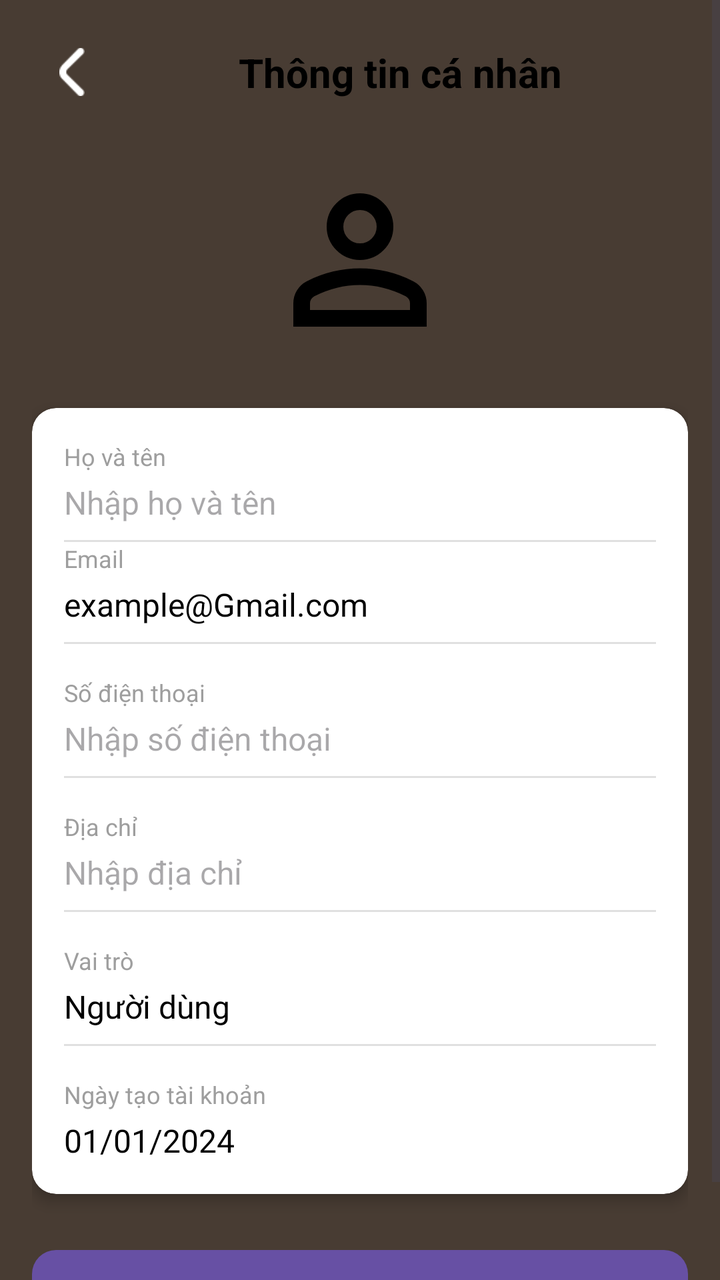
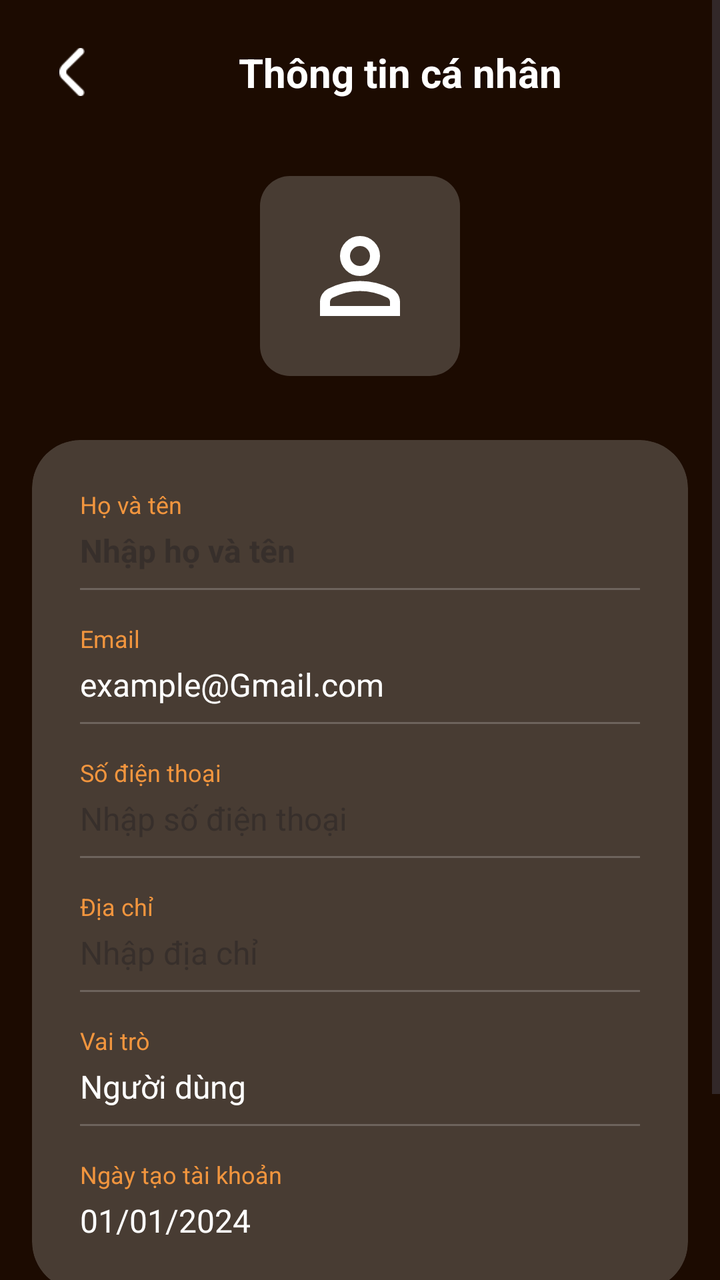

Before-and-after screenshots of an Android layout around one commit, followed by the original layout XML and the change that was made.
<!-- AndroidManifest.xml: application theme Theme.TTLTMobile -->
<!-- res/layout/activity_personal_info.xml -->
<?xml version="1.0" encoding="utf-8"?>
<ScrollView xmlns:android="http://schemas.android.com/apk/res/android"
    xmlns:app="http://schemas.android.com/apk/res-auto"
    xmlns:tools="http://schemas.android.com/tools"
    android:layout_width="match_parent"
    android:layout_height="match_parent"
    android:background="@color/white"
    android:fillViewport="true">

    <androidx.constraintlayout.widget.ConstraintLayout
        android:layout_width="match_parent"
        android:layout_height="wrap_content"
        android:background="@color/brown"
        android:padding="16dp">

        
        <ImageView
            android:id="@+id/btnBack"
            android:layout_width="40dp"
            android:layout_height="40dp"
            android:padding="8dp"
            android:src="@drawable/back"
            android:contentDescription="@string/back"
            app:layout_constraintStart_toStartOf="parent"
            app:layout_constraintTop_toTopOf="parent" />

        <TextView
            android:id="@+id/tvTitle"
            android:layout_width="0dp"
            android:layout_height="wrap_content"
            android:text="Thông tin cá nhân"
            android:textSize="20sp"
            android:textStyle="bold"
            android:textColor="@color/black"
            android:gravity="center"
            app:layout_constraintStart_toEndOf="@id/btnBack"
            app:layout_constraintEnd_toEndOf="parent"
            app:layout_constraintTop_toTopOf="@id/btnBack"
            app:layout_constraintBottom_toBottomOf="@id/btnBack" />

        
        <ImageView
            android:id="@+id/ivProfilePicture"
            android:layout_width="100dp"
            android:layout_height="100dp"
            android:layout_marginTop="24dp"
            android:src="@drawable/ic_person"
            android:contentDescription="Profile picture"
            app:layout_constraintTop_toBottomOf="@id/btnBack"
            app:layout_constraintStart_toStartOf="parent"
            app:layout_constraintEnd_toEndOf="parent" />

        
        <androidx.cardview.widget.CardView
            android:id="@+id/cardInfo"
            android:layout_width="0dp"
            android:layout_height="wrap_content"
            android:layout_marginTop="24dp"
            app:cardCornerRadius="12dp"
            app:cardElevation="4dp"
            app:layout_constraintTop_toBottomOf="@id/ivProfilePicture"
            app:layout_constraintStart_toStartOf="parent"
            app:layout_constraintEnd_toEndOf="parent">

            <LinearLayout
                android:layout_width="match_parent"
                android:layout_height="wrap_content"
                android:orientation="vertical"
                android:padding="16dp">

                
                <TextView
                    android:layout_width="wrap_content"
                    android:layout_height="wrap_content"
                    android:text="Họ và tên"
                    android:textSize="12sp"
                    android:textColor="@color/grey" />

                <EditText
                    android:id="@+id/edtFullName"
                    android:layout_width="match_parent"
                    android:layout_height="wrap_content"
                    android:layout_marginTop="4dp"
                    android:background="@android:color/transparent"
                    android:enabled="false"
                    android:hint="Nhập họ và tên"
                    android:textSize="16sp"
                    android:textColor="@color/black"
                    android:inputType="textPersonName"
                    android:importantForAutofill="no" />

                <View
                    android:layout_width="match_parent"
                    android:layout_height="1dp"
                    android:layout_marginTop="8dp"
                    android:background="@color/lightGrey" />

                
                <TextView
                    android:layout_width="wrap_content"
                    android:layout_height="wrap_content"
                    android:text="Email"
                    android:textSize="12sp"
                    android:textColor="@color/grey" />

                <TextView
                    android:id="@+id/tvEmail"
                    android:layout_width="match_parent"
                    android:layout_height="wrap_content"
                    android:layout_marginTop="4dp"
                    android:text="example@Gmail.com"
                    android:textSize="16sp"
                    android:textColor="@color/black" />

                <View
                    android:layout_width="match_parent"
                    android:layout_height="1dp"
                    android:layout_marginTop="8dp"
                    android:background="@color/lightGrey" />

                
                <TextView
                    android:layout_width="wrap_content"
                    android:layout_height="wrap_content"
                    android:layout_marginTop="16dp"
                    android:text="Số điện thoại"
                    android:textSize="12sp"
                    android:textColor="@color/grey" />

                <EditText
                    android:id="@+id/edtPhoneNumber"
                    android:layout_width="match_parent"
                    android:layout_height="wrap_content"
                    android:layout_marginTop="4dp"
                    android:background="@android:color/transparent"
                    android:enabled="false"
                    android:hint="Nhập số điện thoại"
                    android:textSize="16sp"
                    android:textColor="@color/black"
                    android:inputType="textPersonName"
                    android:importantForAutofill="no" />

                <View
                    android:layout_width="match_parent"
                    android:layout_height="1dp"
                    android:layout_marginTop="8dp"
                    android:background="@color/lightGrey" />

                
                <TextView
                    android:layout_width="wrap_content"
                    android:layout_height="wrap_content"
                    android:layout_marginTop="16dp"
                    android:text="Địa chỉ"
                    android:textSize="12sp"
                    android:textColor="@color/grey" />

                <EditText
                    android:id="@+id/edtAddress"
                    android:layout_width="match_parent"
                    android:layout_height="wrap_content"
                    android:layout_marginTop="4dp"
                    android:background="@android:color/transparent"
                    android:enabled="false"
                    android:hint="Nhập địa chỉ"
                    android:textSize="16sp"
                    android:textColor="@color/black"
                    android:inputType="textPersonName"
                    android:importantForAutofill="no" />

                <View
                    android:layout_width="match_parent"
                    android:layout_height="1dp"
                    android:layout_marginTop="8dp"
                    android:background="@color/lightGrey" />

                
                <TextView
                    android:layout_width="wrap_content"
                    android:layout_height="wrap_content"
                    android:layout_marginTop="16dp"
                    android:text="Vai trò"
                    android:textSize="12sp"
                    android:textColor="@color/grey" />

                <TextView
                    android:id="@+id/tvRole"
                    android:layout_width="match_parent"
                    android:layout_height="wrap_content"
                    android:layout_marginTop="4dp"
                    android:text="Người dùng"
                    android:textSize="16sp"
                    android:textColor="@color/black" />

                <View
                    android:layout_width="match_parent"
                    android:layout_height="1dp"
                    android:layout_marginTop="8dp"
                    android:background="@color/lightGrey" />

                
                <TextView
                    android:layout_width="wrap_content"
                    android:layout_height="wrap_content"
                    android:layout_marginTop="16dp"
                    android:text="Ngày tạo tài khoản"
                    android:textSize="12sp"
                    android:textColor="@color/grey" />

                <TextView
                    android:id="@+id/tvCreatedAt"
                    android:layout_width="match_parent"
                    android:layout_height="wrap_content"
                    android:layout_marginTop="4dp"
                    android:text="01/01/2024"
                    android:textSize="16sp"
                    android:textColor="@color/black" />

            </LinearLayout>

        </androidx.cardview.widget.CardView>

        
        <com.google.android.material.button.MaterialButton
            android:id="@+id/btnEditSave"
            android:layout_width="0dp"
            android:layout_height="56dp"
            android:layout_marginTop="24dp"
            android:text="Chỉnh sửa"
            android:textSize="16sp"
            android:textStyle="bold"
            app:cornerRadius="12dp"
            app:layout_constraintTop_toBottomOf="@id/cardInfo"
            app:layout_constraintStart_toStartOf="parent"
            app:layout_constraintEnd_toEndOf="parent" />

    </androidx.constraintlayout.widget.ConstraintLayout>

</ScrollView>
<!-- resources referenced by this layout -->
<resources>
  <color name="black">#FF000000</color>
  <color name="brown">#483c33</color>
  <color name="grey">#9E9E9E</color>
  <color name="lightGrey">#E0E0E0</color>
  <color name="white">#FFFFFFFF</color>
  <!-- drawable back: png bitmap (drawable-hdpi, 258 bytes) -->
  <!-- drawable ic_person (drawable) -->
  <vector xmlns:android="http://schemas.android.com/apk/res/android"
      android:width="24dp"
      android:height="24dp"
      android:viewportWidth="960"
      android:viewportHeight="960">
    <path
        android:pathData="M480,480q-66,0 -113,-47t-47,-113q0,-66 47,-113t113,-47q66,0 113,47t47,113q0,66 -47,113t-113,47ZM160,800v-112q0,-34 17.5,-62.5T224,582q62,-31 126,-46.5T480,520q66,0 130,15.5T736,582q29,15 46.5,43.5T800,688v112L160,800ZM240,720h480v-32q0,-11 -5.5,-20T700,654q-54,-27 -109,-40.5T480,600q-56,0 -111,13.5T260,654q-9,5 -14.5,14t-5.5,20v32ZM480,400q33,0 56.5,-23.5T560,320q0,-33 -23.5,-56.5T480,240q-33,0 -56.5,23.5T400,320q0,33 23.5,56.5T480,400ZM480,320ZM480,720Z"
        android:fillColor="#000000"/>
  </vector>
  <string name="back">Back</string>
  <style name="Theme.TTLTMobile" parent="Base.Theme.TTLTMobile" />
  <style name="Base.Theme.TTLTMobile" parent="Theme.Material3.DayNight.NoActionBar">
          
          
      </style>
</resources>

<!-- the commit's change to res/layout/activity_personal_info.xml (unified diff, before → after) -->
@@ -4,16 +4,14 @@
     xmlns:tools="http://schemas.android.com/tools"
     android:layout_width="match_parent"
     android:layout_height="match_parent"
-    android:background="@color/white"
+    android:background="@color/darkBrown"
     android:fillViewport="true">
 
     <androidx.constraintlayout.widget.ConstraintLayout
         android:layout_width="match_parent"
         android:layout_height="wrap_content"
-        android:background="@color/brown"
         android:padding="16dp">
 
-        
         <ImageView
             android:id="@+id/btnBack"
             android:layout_width="40dp"
@@ -21,6 +19,7 @@
             android:padding="8dp"
             android:src="@drawable/back"
             android:contentDescription="@string/back"
+            app:tint="@color/white"
             app:layout_constraintStart_toStartOf="parent"
             app:layout_constraintTop_toTopOf="parent" />
 
@@ -31,33 +30,35 @@
             android:text="Thông tin cá nhân"
             android:textSize="20sp"
             android:textStyle="bold"
-            android:textColor="@color/black"
+            android:textColor="@color/white"
             android:gravity="center"
             app:layout_constraintStart_toEndOf="@id/btnBack"
             app:layout_constraintEnd_toEndOf="parent"
             app:layout_constraintTop_toTopOf="@id/btnBack"
             app:layout_constraintBottom_toBottomOf="@id/btnBack" />
 
-        
         <ImageView
             android:id="@+id/ivProfilePicture"
             android:layout_width="100dp"
             android:layout_height="100dp"
-            android:layout_marginTop="24dp"
+            android:layout_marginTop="32dp"
             android:src="@drawable/ic_person"
+            android:background="@drawable/brown_bg"
+            android:padding="20dp"
+            app:tint="@color/white"
             android:contentDescription="Profile picture"
             app:layout_constraintTop_toBottomOf="@id/btnBack"
             app:layout_constraintStart_toStartOf="parent"
             app:layout_constraintEnd_toEndOf="parent" />
 
-        
         <androidx.cardview.widget.CardView
             android:id="@+id/cardInfo"
             android:layout_width="0dp"
             android:layout_height="wrap_content"
-            android:layout_marginTop="24dp"
-            app:cardCornerRadius="12dp"
-            app:cardElevation="4dp"
+            android:layout_marginTop="32dp"
+            app:cardBackgroundColor="@color/brown"
+            app:cardCornerRadius="24dp"
+            app:cardElevation="0dp"
             app:layout_constraintTop_toBottomOf="@id/ivProfilePicture"
             app:layout_constraintStart_toStartOf="parent"
             app:layout_constraintEnd_toEndOf="parent">
@@ -66,15 +67,14 @@
                 android:layout_width="match_parent"
                 android:layout_height="wrap_content"
                 android:orientation="vertical"
-                android:padding="16dp">
-
-                
+                android:padding="24dp">
+
                 <TextView
                     android:layout_width="wrap_content"
                     android:layout_height="wrap_content"
                     android:text="Họ và tên"
                     android:textSize="12sp"
-                    android:textColor="@color/grey" />
+                    android:textColor="@color/orange" />
 
                 <EditText
                     android:id="@+id/edtFullName"
@@ -84,8 +84,10 @@
                     android:background="@android:color/transparent"
                     android:enabled="false"
                     android:hint="Nhập họ và tên"
-                    android:textSize="16sp"
-                    android:textColor="@color/black"
+                    android:hintTextColor="@color/grey"
+                    android:textSize="16sp"
+                    android:textStyle="bold"
+                    android:textColor="@color/white"
                     android:inputType="textPersonName"
                     android:importantForAutofill="no" />
 
@@ -93,15 +95,15 @@
                     android:layout_width="match_parent"
                     android:layout_height="1dp"
                     android:layout_marginTop="8dp"
-                    android:background="@color/lightGrey" />
-
-                
-                <TextView
-                    android:layout_width="wrap_content"
-                    android:layout_height="wrap_content"
+                    android:background="#33FFFFFF" />
+
+                <TextView
+                    android:layout_width="wrap_content"
+                    android:layout_height="wrap_content"
+                    android:layout_marginTop="16dp"
                     android:text="Email"
                     android:textSize="12sp"
-                    android:textColor="@color/grey" />
+                    android:textColor="@color/orange" />
 
                 <TextView
                     android:id="@+id/tvEmail"
@@ -110,22 +112,21 @@
                     android:layout_marginTop="4dp"
                     android:text="example@Gmail.com"
                     android:textSize="16sp"
-                    android:textColor="@color/black" />
-
-                <View
-                    android:layout_width="match_parent"
-                    android:layout_height="1dp"
-                    android:layout_marginTop="8dp"
-                    android:background="@color/lightGrey" />
-
-                
+                    android:textColor="@color/white" />
+
+                <View
+                    android:layout_width="match_parent"
+                    android:layout_height="1dp"
+                    android:layout_marginTop="8dp"
+                    android:background="#33FFFFFF" />
+
                 <TextView
                     android:layout_width="wrap_content"
                     android:layout_height="wrap_content"
                     android:layout_marginTop="16dp"
                     android:text="Số điện thoại"
                     android:textSize="12sp"
-                    android:textColor="@color/grey" />
+                    android:textColor="@color/orange" />
 
                 <EditText
                     android:id="@+id/edtPhoneNumber"
@@ -135,25 +136,25 @@
                     android:background="@android:color/transparent"
                     android:enabled="false"
                     android:hint="Nhập số điện thoại"
-                    android:textSize="16sp"
-                    android:textColor="@color/black"
-                    android:inputType="textPersonName"
+                    android:hintTextColor="@color/grey"
+                    android:textSize="16sp"
+                    android:textColor="@color/white"
+                    android:inputType="phone"
                     android:importantForAutofill="no" />
 
                 <View
                     android:layout_width="match_parent"
                     android:layout_height="1dp"
                     android:layout_marginTop="8dp"
-                    android:background="@color/lightGrey" />
-
-                
+                    android:background="#33FFFFFF" />
+
                 <TextView
                     android:layout_width="wrap_content"
                     android:layout_height="wrap_content"
                     android:layout_marginTop="16dp"
                     android:text="Địa chỉ"
                     android:textSize="12sp"
-                    android:textColor="@color/grey" />
+                    android:textColor="@color/orange" />
 
                 <EditText
                     android:id="@+id/edtAddress"
@@ -163,25 +164,25 @@
                     android:background="@android:color/transparent"
                     android:enabled="false"
                     android:hint="Nhập địa chỉ"
-                    android:textSize="16sp"
-                    android:textColor="@color/black"
-                    android:inputType="textPersonName"
+                    android:hintTextColor="@color/grey"
+                    android:textSize="16sp"
+                    android:textColor="@color/white"
+                    android:inputType="textPostalAddress"
                     android:importantForAutofill="no" />
 
                 <View
                     android:layout_width="match_parent"
                     android:layout_height="1dp"
                     android:layout_marginTop="8dp"
-                    android:background="@color/lightGrey" />
-
-                
+                    android:background="#33FFFFFF" />
+
                 <TextView
                     android:layout_width="wrap_content"
                     android:layout_height="wrap_content"
                     android:layout_marginTop="16dp"
                     android:text="Vai trò"
                     android:textSize="12sp"
-                    android:textColor="@color/grey" />
+                    android:textColor="@color/orange" />
 
                 <TextView
                     android:id="@+id/tvRole"
@@ -190,22 +191,21 @@
                     android:layout_marginTop="4dp"
                     android:text="Người dùng"
                     android:textSize="16sp"
-                    android:textColor="@color/black" />
-
-                <View
-                    android:layout_width="match_parent"
-                    android:layout_height="1dp"
-                    android:layout_marginTop="8dp"
-                    android:background="@color/lightGrey" />
-
-                
+                    android:textColor="@color/white" />
+
+                <View
+                    android:layout_width="match_parent"
+                    android:layout_height="1dp"
+                    android:layout_marginTop="8dp"
+                    android:background="#33FFFFFF" />
+
                 <TextView
                     android:layout_width="wrap_content"
                     android:layout_height="wrap_content"
                     android:layout_marginTop="16dp"
                     android:text="Ngày tạo tài khoản"
                     android:textSize="12sp"
-                    android:textColor="@color/grey" />
+                    android:textColor="@color/orange" />
 
                 <TextView
                     android:id="@+id/tvCreatedAt"
@@ -214,22 +214,23 @@
                     android:layout_marginTop="4dp"
                     android:text="01/01/2024"
                     android:textSize="16sp"
-                    android:textColor="@color/black" />
+                    android:textColor="@color/white" />
 
             </LinearLayout>
 
         </androidx.cardview.widget.CardView>
 
-        
         <com.google.android.material.button.MaterialButton
             android:id="@+id/btnEditSave"
             android:layout_width="0dp"
             android:layout_height="56dp"
-            android:layout_marginTop="24dp"
+            android:layout_marginTop="32dp"
             android:text="Chỉnh sửa"
             android:textSize="16sp"
             android:textStyle="bold"
-            app:cornerRadius="12dp"
+            android:textColor="@color/white"
+            app:backgroundTint="@color/orange"
+            app:cornerRadius="24dp"
             app:layout_constraintTop_toBottomOf="@id/cardInfo"
             app:layout_constraintStart_toStartOf="parent"
             app:layout_constraintEnd_toEndOf="parent" />
<!-- resource entries referenced after the edit -->
@@ -1,11 +1,21 @@
 <!-- resources referenced by this layout -->
 <resources>
-  <color name="black">#FF000000</color>
   <color name="brown">#483c33</color>
+  <color name="darkBrown">#1c0b01</color>
   <color name="grey">#9E9E9E</color>
-  <color name="lightGrey">#E0E0E0</color>
+  <color name="orange">#f1953e</color>
   <color name="white">#FFFFFFFF</color>
   <!-- drawable back: png bitmap (drawable-hdpi, 258 bytes) -->
+  <!-- drawable brown_bg (drawable) -->
+  <?xml version="1.0" encoding="utf-8"?>
+  <selector xmlns:android="http://schemas.android.com/apk/res/android">
+  <item>
+      <shape android:shape="rectangle">
+          <solid android:color="@color/brown"/>
+          <corners android:radius="15dp"/>
+      </shape>
+  </item>
+  </selector>
   <!-- drawable ic_person (drawable) -->
   <vector xmlns:android="http://schemas.android.com/apk/res/android"
       android:width="24dp"
